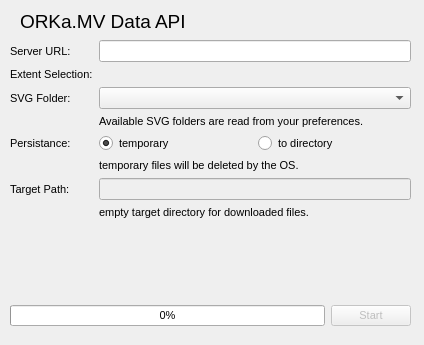
First picture: the form in orkamv_data_api_plugin_dialog_base.ui, repository terrestris/orkamv-data-api-plugin, before the edit.
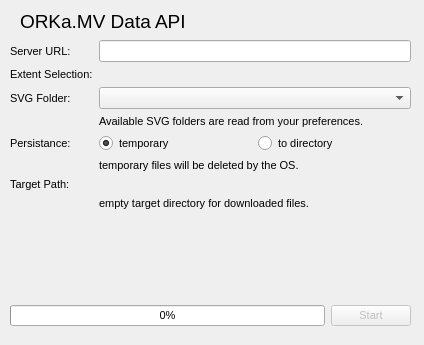
Second picture: the form after the edit. Custom widgets are drawn as their Qt base class.

```diff
--- a/orkamv_data_api_plugin_dialog_base.ui
+++ b/orkamv_data_api_plugin_dialog_base.ui
@@ -113,16 +113,6 @@
       </property>
      </widget>
     </item>
-    <item row="6" column="1">
-     <widget class="QLineEdit" name="persistance_path_edit">
-      <property name="enabled">
-       <bool>false</bool>
-      </property>
-      <property name="text">
-       <string/>
-      </property>
-     </widget>
-    </item>
     <item row="7" column="1">
      <widget class="QLabel" name="path_help">
       <property name="font">
@@ -138,6 +128,13 @@
     <item row="1" column="1">
      <widget class="QgsExtentWidget" name="extent_widget" native="true"/>
     </item>
+    <item row="6" column="1">
+     <widget class="QgsFileWidget" name="persistance_path_widget" native="true">
+      <property name="enabled">
+       <bool>false</bool>
+      </property>
+     </widget>
+    </item>
    </layout>
   </widget>
   <widget class="QLabel" name="title_label">
@@ -210,6 +207,12 @@
    <header>/usr/include/qgis/qgsextentwidget.h</header>
    <container>1</container>
   </customwidget>
+  <customwidget>
+   <class>QgsFileWidget</class>
+   <extends>QWidget</extends>
+   <header>qgsfilewidget.h</header>
+   <container>1</container>
+  </customwidget>
  </customwidgets>
  <resources/>
  <connections/>
```
